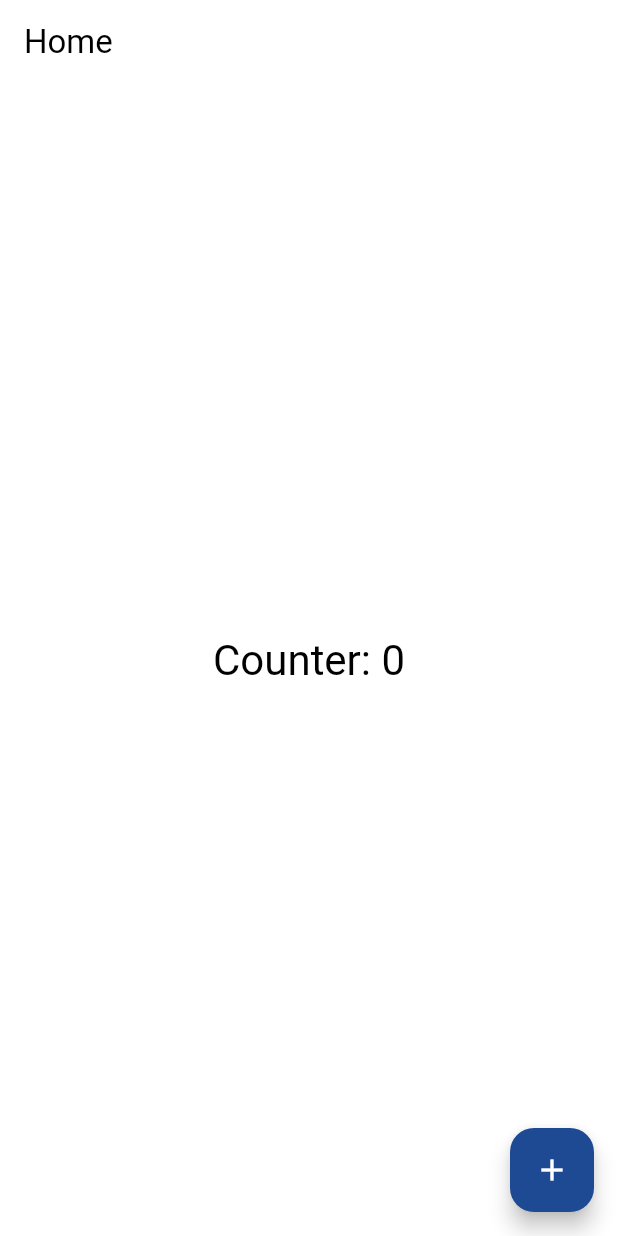
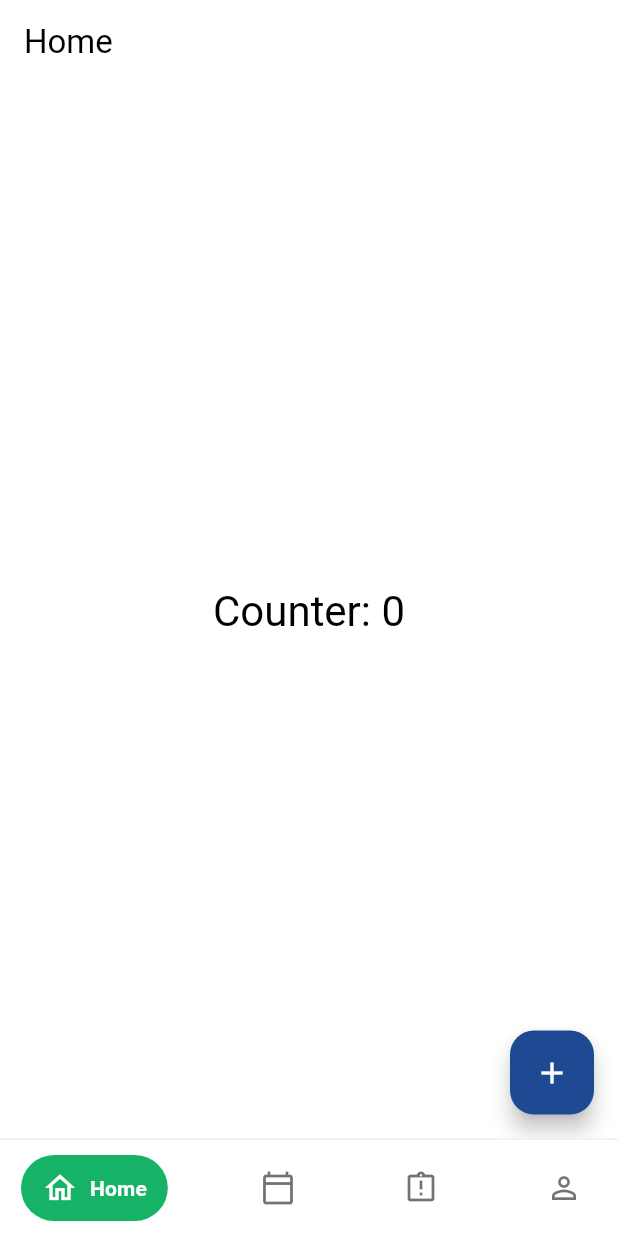
Before and after one commit to Diinsaalow/just-lecture-attendance, a Flutter app: the screen it shows after launch, on a phone screen of 412 x 824 dp. Run offline on Flutter 3.47's test engine with Material 3 defaults, Android fonts, the phone set to English and light mode, and no system bars; our stand-ins replace get.

Commit message:
Updated initial route to dashboard and added routing for DashboardView with corresponding binding in routes.dart

```diff
--- a/mobile/lib/main.dart
+++ b/mobile/lib/main.dart
@@ -18,7 +18,7 @@ class MyApp extends StatelessWidget {
       title: 'Lecture Attendance',
       theme: AppTheme.lightTheme,
       initialBinding: InitialBinding(),
-      initialRoute: Routes.home,
+      initialRoute: Routes.dashboard,
       getPages: Routes.pages,
     );
   }
--- /dev/null
+++ b/mobile/lib/modules/dashboard/controllers/dashboard_controller.dart
@@ -0,0 +1,9 @@
+import 'package:get/get.dart';
+
+class DashboardController extends GetxController {
+  final index = 0.obs;
+
+  void changeIndex(int index) {
+    this.index.value = index;
+  }
+}
--- /dev/null
+++ b/mobile/lib/modules/dashboard/dashboard_binding.dart
@@ -0,0 +1,13 @@
+import 'package:get/get.dart';
+import 'package:mobile/modules/dashboard/controllers/dashboard_controller.dart';
+import 'package:mobile/modules/home/home_binding.dart';
+
+class DashboardBinding extends Bindings {
+  @override
+  void dependencies() {
+    Get.lazyPut<DashboardController>(() => DashboardController());
+
+    // Reuse feature bindings used inside dashboard tabs.
+    HomeBinding().dependencies();
+  }
+}
--- /dev/null
+++ b/mobile/lib/modules/dashboard/views/dashboard_view.dart
@@ -0,0 +1,180 @@
+import 'package:flutter/material.dart';
+import 'package:get/get.dart';
+import 'package:mobile/core/values/app_colors.dart';
+import 'package:mobile/modules/dashboard/controllers/dashboard_controller.dart';
+import 'package:mobile/modules/home/home_view.dart';
+
+class DashboardView extends GetView<DashboardController> {
+  const DashboardView({super.key});
+
+  @override
+  Widget build(BuildContext context) {
+    final tabs = <Widget>[
+      const HomeView(),
+      const _AttendanceHistoryTab(),
+      const _AbsenceRequestTab(),
+      const _ProfileTab(),
+    ];
+
+    return Scaffold(
+      body: Obx(
+        () => IndexedStack(
+          index: controller.index.value,
+          children: tabs,
+        ),
+      ),
+      bottomNavigationBar: Obx(
+        () => _BottomPillNavBar(
+          currentIndex: controller.index.value,
+          onChanged: controller.changeIndex,
+        ),
+      ),
+    );
+  }
+}
+
+class _BottomPillNavBar extends StatelessWidget {
+  const _BottomPillNavBar({
+    required this.currentIndex,
+    required this.onChanged,
+  });
+
+  final int currentIndex;
+  final ValueChanged<int> onChanged;
+
+  @override
+  Widget build(BuildContext context) {
+    final items = const <_NavItem>[
+      _NavItem(label: 'Home', icon: Icons.home_outlined),
+      _NavItem(label: 'Attendance', icon: Icons.calendar_today_outlined),
+      _NavItem(label: 'Absence', icon: Icons.assignment_late_outlined),
+      _NavItem(label: 'Profile', icon: Icons.person_outline),
+    ];
+
+    return SafeArea(
+      top: false,
+      child: Container(
+        padding: const EdgeInsets.fromLTRB(14, 10, 14, 10),
+        decoration: BoxDecoration(
+          color: Colors.white,
+          border: Border(
+            top: BorderSide(color: Colors.black.withValues(alpha: 0.06)),
+          ),
+        ),
+        child: Row(
+          mainAxisAlignment: MainAxisAlignment.spaceBetween,
+          children: List.generate(items.length, (i) {
+            final selected = i == currentIndex;
+            final item = items[i];
+            return _BottomPillNavItem(
+              selected: selected,
+              icon: item.icon,
+              label: item.label,
+              onTap: () => onChanged(i),
+            );
+          }),
+        ),
+      ),
+    );
+  }
+}
+
+class _BottomPillNavItem extends StatelessWidget {
+  const _BottomPillNavItem({
+    required this.selected,
+    required this.icon,
+    required this.label,
+    required this.onTap,
+  });
+
+  final bool selected;
+  final IconData icon;
+  final String label;
+  final VoidCallback onTap;
+
+  @override
+  Widget build(BuildContext context) {
+    final pillColor = AppColors.secondary;
+    final inactiveColor = Colors.black.withValues(alpha: 0.55);
+
+    return Material(
+      color: Colors.transparent,
+      child: InkWell(
+        borderRadius: BorderRadius.circular(999),
+        onTap: onTap,
+        child: AnimatedContainer(
+          duration: const Duration(milliseconds: 180),
+          curve: Curves.easeOut,
+          padding: EdgeInsets.symmetric(
+            horizontal: selected ? 14 : 10,
+            vertical: 10,
+          ),
+          decoration: BoxDecoration(
+            color: selected ? pillColor : Colors.transparent,
+            borderRadius: BorderRadius.circular(999),
+          ),
+          child: Row(
+            mainAxisSize: MainAxisSize.min,
+            children: [
+              Icon(
+                icon,
+                size: 24,
+                color: selected ? Colors.white : inactiveColor,
+              ),
+              if (selected) ...[
+                const SizedBox(width: 8),
+                Text(
+                  label,
+                  style: Theme.of(context).textTheme.labelLarge?.copyWith(
+                        color: Colors.white,
+                        fontWeight: FontWeight.w600,
+                      ),
+                ),
+              ],
+            ],
+          ),
+        ),
+      ),
+    );
+  }
+}
+
+class _NavItem {
+  const _NavItem({required this.label, required this.icon});
+
+  final String label;
+  final IconData icon;
+}
+
+class _AttendanceHistoryTab extends StatelessWidget {
+  const _AttendanceHistoryTab();
+
+  @override
+  Widget build(BuildContext context) {
+    return const Scaffold(
+      body: Center(child: Text('Attendance History')),
+    );
+  }
+}
+
+class _AbsenceRequestTab extends StatelessWidget {
+  const _AbsenceRequestTab();
+
+  @override
+  Widget build(BuildContext context) {
+    return const Scaffold(
+      body: Center(child: Text('Absence Request')),
+    );
+  }
+}
+
+class _ProfileTab extends StatelessWidget {
+  const _ProfileTab();
+
+  @override
+  Widget build(BuildContext context) {
+    return const Scaffold(
+      body: Center(child: Text('Profile')),
+    );
+  }
+}
--- a/mobile/lib/routes/routes.dart
+++ b/mobile/lib/routes/routes.dart
@@ -1,4 +1,6 @@
 import 'package:get/get.dart';
+import 'package:mobile/modules/dashboard/dashboard_binding.dart';
+import 'package:mobile/modules/dashboard/views/dashboard_view.dart';
 import 'package:mobile/modules/home/home_binding.dart';
 import 'package:mobile/modules/home/home_view.dart';
 
@@ -6,6 +8,7 @@ class Routes {
   Routes._();
 
   static const home = '/';
+  static const dashboard = '/dashboard';
 
   static final pages = <GetPage<dynamic>>[
     GetPage(
@@ -13,5 +16,10 @@ class Routes {
       page: () => const HomeView(),
       binding: HomeBinding(),
     ),
+    GetPage(
+      name: dashboard,
+      page: () => const DashboardView(),
+      binding: DashboardBinding(),
+    ),
   ];
 }
```
